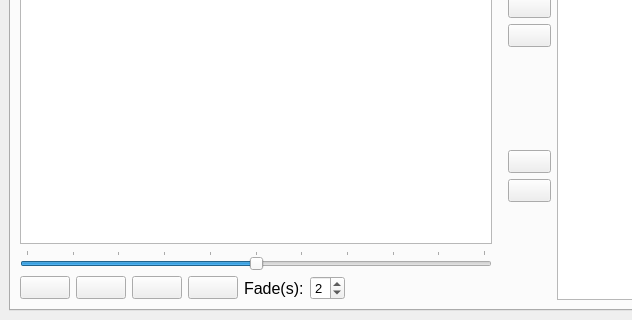
Old version of the form ImproTronControlPanel.ui in the repository guywinterbotham/ImproTron; both pictures show x 0 to 632 and y 437 to 757 of the 1107 by 757 pixel window.
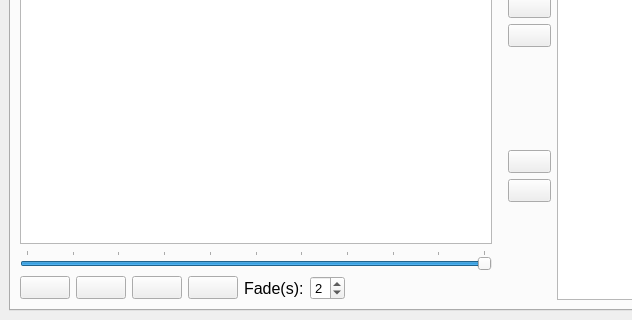
New version of the form. The open tabs and pages were chosen to show the change. Icons and pictures are not drawn.

Commit message: Default audio volume to 100%

Diff of the .ui file:
```diff
--- a/ImproTronControlPanel.ui
+++ b/ImproTronControlPanel.ui
@@ -3439,7 +3439,7 @@
              <number>5</number>
             </property>
             <property name="value">
-             <number>50</number>
+             <number>100</number>
             </property>
             <property name="orientation">
              <enum>Qt::Orientation::Horizontal</enum>
```
Left out of the diff: 2 changed lines with no effect on the pictures.
